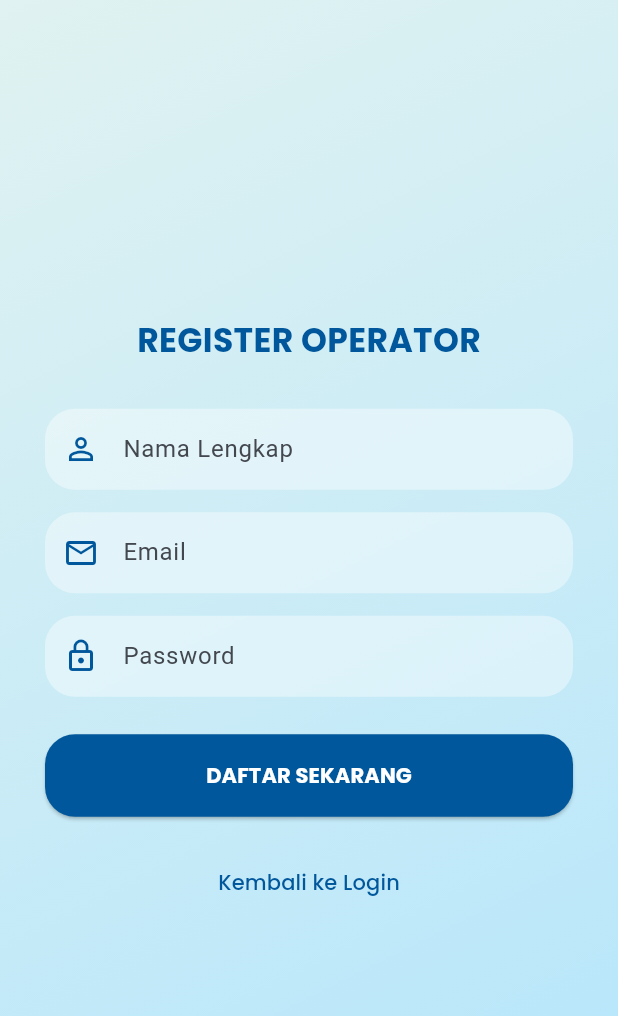
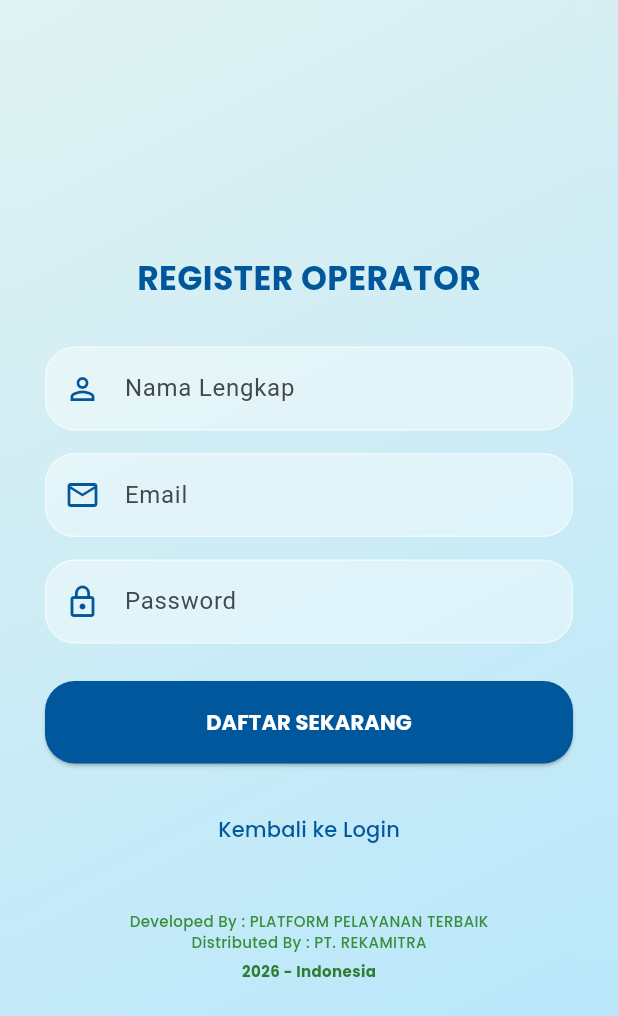
Before and after one commit to ahsanaulia/rsmss, a Flutter app: the screen it shows after launch, after a tap on "Register", on a phone screen of 412 x 824 dp. Shown: the top 1016 px of the screen. Run offline on Flutter 3.47's test engine with Material 3 defaults, Android fonts, the phone set to English and light mode, and no system bars; our stand-ins replace camera, flutter_secure_storage, geocoding, geolocator, google_fonts, image_picker and 3 more; missing offline and left inert: excel; accounts and stored records are empty.

Commit message:
Update UI: Add footer to Register and Monitor Dashboard

```diff
--- a/lib/views/login_screen.dart
+++ b/lib/views/login_screen.dart
@@ -75,6 +75,8 @@ class _LoginScreenState extends State<LoginScreen> {
                 _buildLoginButton(),
                 const SizedBox(height: 20),
                 _buildRegisterLink(),
+                const SizedBox(height: 30), // Spasi sebelum footer
+                _buildFooter(),
               ],
             ),
           ),
@@ -135,4 +137,36 @@ class _LoginScreenState extends State<LoginScreen> {
       ],
     );
   }
-}
+
+  Widget _buildFooter() {
+    return Column(
+      children: [
+        Text(
+          "Developed By : PLATFORM PELAYANAN TERBAIK",
+          style: GoogleFonts.poppins(
+            fontSize: 10,
+            fontWeight: FontWeight.w500,
+            color: Colors.green.shade700,
+          ),
+        ),
+        Text(
+          "Distributed By : PT. REKAMITRA",
+          style: GoogleFonts.poppins(
+            fontSize: 10,
+            fontWeight: FontWeight.w500,
+            color: Colors.green.shade700,
+          ),
+        ),
+        const SizedBox(height: 5),
+        Text(
+          "2026 - Indonesia",
+          style: GoogleFonts.poppins(
+            fontSize: 10,
+            fontWeight: FontWeight.bold,
+            color: Colors.green.shade800,
+          ),
+        ),
+      ],
+    );
+  }
+} // <--- Penutup class ini harus ada di paling bawah.
--- a/lib/views/register_screen.dart
+++ b/lib/views/register_screen.dart
@@ -1,7 +1,7 @@
 import 'package:flutter/material.dart';
 import 'package:google_fonts/google_fonts.dart';
 import 'package:supabase_flutter/supabase_flutter.dart';
-// import 'dart:ui';
+import 'dart:ui';
 
 class RegisterScreen extends StatefulWidget {
   const RegisterScreen({super.key});
@@ -51,12 +51,24 @@ class _RegisterScreenState extends State<RegisterScreen> {
             colors: [Color(0xFFE0F2F1), Color(0xFFB3E5FC)],
           ),
         ),
+        child: BackdropFilter(
+          filter: ImageFilter.blur(sigmaX: 10, sigmaY: 10),
           child: Padding(
             padding: const EdgeInsets.symmetric(horizontal: 30),
+            child: SingleChildScrollView( // Menggunakan scroll agar tidak error saat keyboard muncul
+              child: SizedBox(
+                height: MediaQuery.of(context).size.height,
                 child: Column(
                   mainAxisAlignment: MainAxisAlignment.center,
                   children: [
-              Text("REGISTER OPERATOR", style: GoogleFonts.poppins(fontSize: 22, fontWeight: FontWeight.bold, color: const Color(0xFF01579B))),
+                    Text(
+                      "REGISTER OPERATOR",
+                      style: GoogleFonts.poppins(
+                        fontSize: 22,
+                        fontWeight: FontWeight.bold,
+                        color: const Color(0xFF01579B),
+                      ),
+                    ),
                     const SizedBox(height: 30),
                     _buildField(_nameController, "Nama Lengkap", Icons.person_outline, false),
                     const SizedBox(height: 15),
@@ -66,22 +78,43 @@ class _RegisterScreenState extends State<RegisterScreen> {
                     const SizedBox(height: 25),
                     _buildRegisterButton(),
                     const SizedBox(height: 20),
-              TextButton(onPressed: () => Navigator.pop(context), child: Text("Kembali ke Login", style: GoogleFonts.poppins(color: const Color(0xFF01579B)))),
+                    TextButton(
+                      onPressed: () => Navigator.pop(context),
+                      child: Text(
+                        "Kembali ke Login",
+                        style: GoogleFonts.poppins(
+                          color: const Color(0xFF01579B),
+                        ),
+                      ),
+                    ),
+                    const SizedBox(height: 30),
+                    _buildFooter(), // Penambahan Footer
                   ],
+                ),
+              ),
+            ),
           ),
         ),
       ),
     );
   }
 
-  // Gunakan fungsi UI yang mirip dengan Login untuk konsistensi
   Widget _buildField(TextEditingController controller, String hint, IconData icon, bool isPassword) {
     return Container(
-      decoration: BoxDecoration(color: Colors.white.withValues(alpha: 0.4), borderRadius: BorderRadius.circular(20)),
+      decoration: BoxDecoration(
+        color: Colors.white.withValues(alpha: 0.4),
+        borderRadius: BorderRadius.circular(20),
+        border: Border.all(color: Colors.white.withValues(alpha: 0.5)),
+      ),
       child: TextField(
         controller: controller,
         obscureText: isPassword,
-        decoration: InputDecoration(prefixIcon: Icon(icon, color: const Color(0xFF01579B)), hintText: hint, border: InputBorder.none, contentPadding: const EdgeInsets.symmetric(vertical: 15)),
+        decoration: InputDecoration(
+          prefixIcon: Icon(icon, color: const Color(0xFF01579B)),
+          hintText: hint,
+          border: InputBorder.none,
+          contentPadding: const EdgeInsets.symmetric(vertical: 15),
+        ),
       ),
     );
   }
@@ -92,9 +125,52 @@ class _RegisterScreenState extends State<RegisterScreen> {
       height: 55,
       child: ElevatedButton(
         onPressed: _isLoading ? null : _handleRegister,
-        style: ElevatedButton.styleFrom(backgroundColor: const Color(0xFF01579B), shape: RoundedRectangleBorder(borderRadius: BorderRadius.circular(20))),
-        child: _isLoading ? const CircularProgressIndicator(color: Colors.white) : Text("DAFTAR SEKARANG", style: GoogleFonts.poppins(fontWeight: FontWeight.bold, color: Colors.white)),
+        style: ElevatedButton.styleFrom(
+          backgroundColor: const Color(0xFF01579B),
+          shape: RoundedRectangleBorder(borderRadius: BorderRadius.circular(20)),
+        ),
+        child: _isLoading
+            ? const CircularProgressIndicator(color: Colors.white)
+            : Text(
+                "DAFTAR SEKARANG",
+                style: GoogleFonts.poppins(
+                  fontWeight: FontWeight.bold,
+                  color: Colors.white,
+                ),
+              ),
       ),
     );
   }
+
+  Widget _buildFooter() {
+    return Column(
+      children: [
+        Text(
+          "Developed By : PLATFORM PELAYANAN TERBAIK",
+          style: GoogleFonts.poppins(
+            fontSize: 10,
+            fontWeight: FontWeight.w500,
+            color: Colors.green.shade700,
+          ),
+        ),
+        Text(
+          "Distributed By : PT. REKAMITRA",
+          style: GoogleFonts.poppins(
+            fontSize: 10,
+            fontWeight: FontWeight.w500,
+            color: Colors.green.shade700,
+          ),
+        ),
+        const SizedBox(height: 5),
+        Text(
+          "2026 - Indonesia",
+          style: GoogleFonts.poppins(
+            fontSize: 10,
+            fontWeight: FontWeight.bold,
+            color: Colors.green.shade800,
+          ),
+        ),
+      ],
+    );
   }
+}
```
Also changed, not shown: lib/views/monitor/monitor_dashboard.dart (+39 -0 lines), pubspec.lock. Lines whose indentation alone changed are shown as unchanged.
